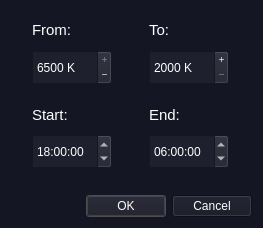
Old version of the form src/tempscheduler.ui in the repository ArtrixTech/DynaGammy.
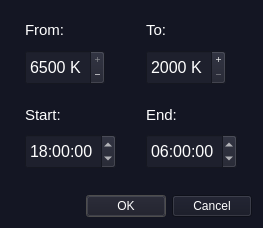
New version of the form. Icons and pictures are not drawn.

Commit message: Adjust font size

```diff
--- a/src/tempscheduler.ui
+++ b/src/tempscheduler.ui
@@ -319,6 +319,11 @@
            <height>35</height>
           </size>
          </property>
+         <property name="font">
+          <font>
+           <pointsize>12</pointsize>
+          </font>
+         </property>
          <property name="styleSheet">
           <string notr="true">background-color:rgb(30,32,45);
 selection-background-color: rgb(60, 82, 125);</string>
@@ -385,6 +390,11 @@
            <height>35</height>
           </size>
          </property>
+         <property name="font">
+          <font>
+           <pointsize>12</pointsize>
+          </font>
+         </property>
          <property name="styleSheet">
           <string notr="true">background-color:rgb(30,32,45);
 selection-background-color: rgb(120, 62, 75);</string>
@@ -447,6 +457,11 @@
            <height>35</height>
           </size>
          </property>
+         <property name="font">
+          <font>
+           <pointsize>12</pointsize>
+          </font>
+         </property>
          <property name="styleSheet">
           <string notr="true">background-color:rgb(30,32,45);
 selection-background-color: rgb(120, 62, 75);</string>
@@ -522,6 +537,11 @@
            <height>16777215</height>
           </size>
          </property>
+         <property name="font">
+          <font>
+           <pointsize>12</pointsize>
+          </font>
+         </property>
          <property name="styleSheet">
           <string notr="true">background-color:rgb(30,32,45);
 selection-background-color: rgb(60, 82, 125);</string>
```
Left out of the diff: 5 changed lines with no effect on the pictures. The commit also changes 1 other file.
